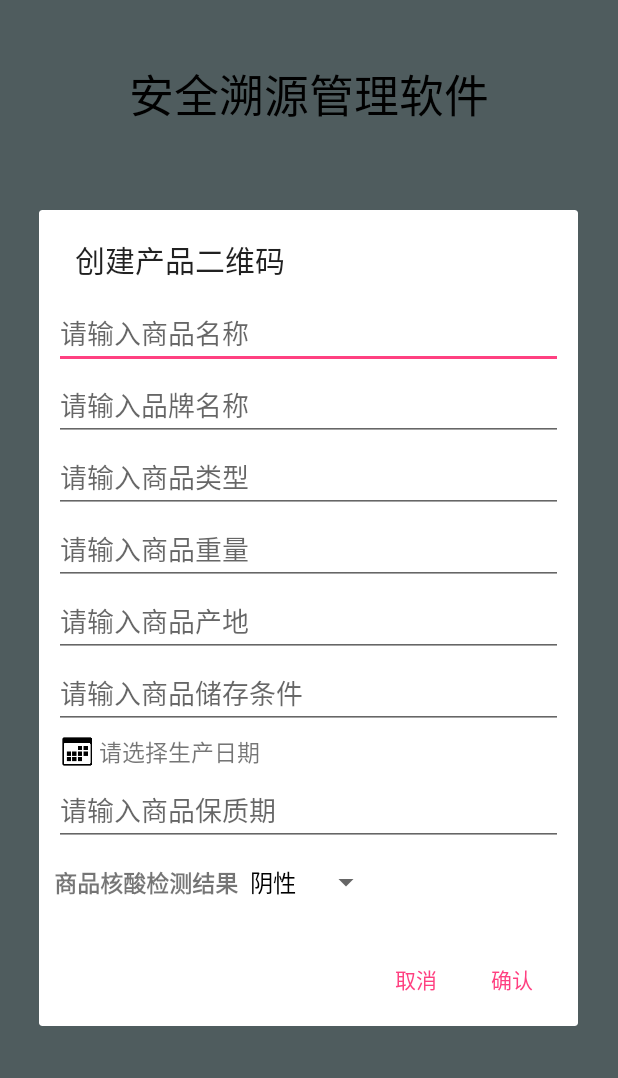
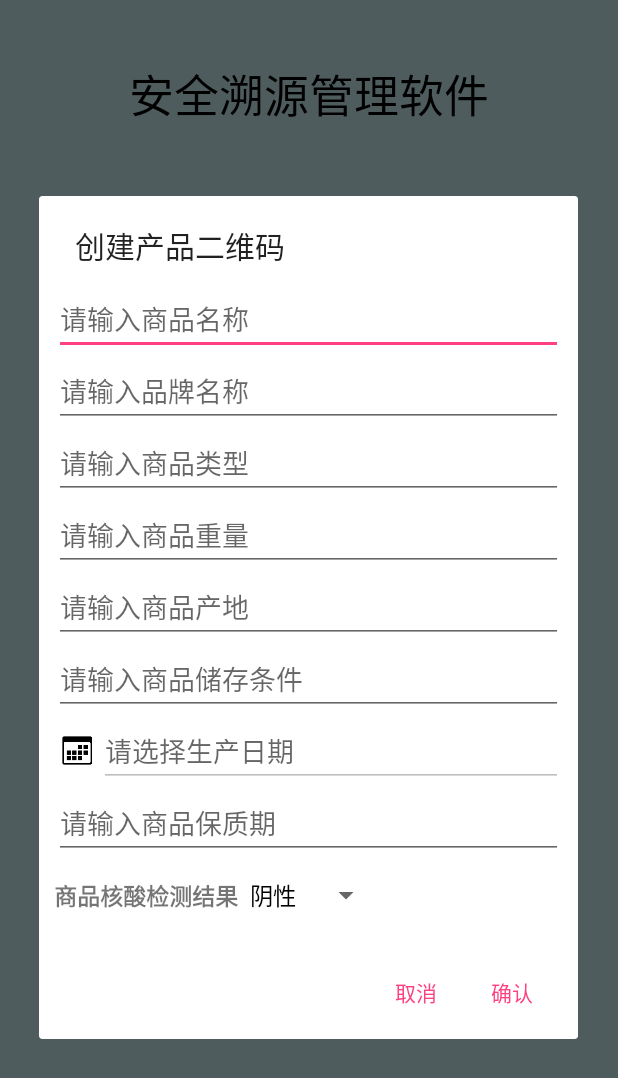
Before and after one commit to suemor233/ShopOrignApp, an Android app: the screen it shows after launch (MainActivity), after a tap on "创建产品二维码", on a phone screen of 412 x 824 dp. Shown: the top 1078 px of the screen. Run offline under Robolectric (Android 15) with nearby library versions, the phone set to English and light mode, and no system bars; network calls fail; pictures from the network do not load.

Commit message:
fix: 优化显示

```diff
--- a/app/src/main/res/layout/dialog.xml
+++ b/app/src/main/res/layout/dialog.xml
@@ -58,7 +58,9 @@
 
     <LinearLayout
         android:layout_width="match_parent"
-        android:layout_height="wrap_content">
+        android:layout_height="wrap_content"
+        android:gravity="center"
+        >
 
         <ImageView
             android:id="@+id/iv_date"
@@ -66,14 +68,15 @@
             android:layout_height="30dp"
             android:src="@drawable/calendar"
             />
-        <TextView
+
+
+        <EditText
             android:id="@+id/tv_date"
-            android:layout_gravity="center"
-            android:textSize="15sp"
-            android:text="请选择生产日期"
-
-            android:layout_width="wrap_content"
-            android:layout_height="wrap_content"/>
+            android:layout_width="match_parent"
+            android:layout_height="wrap_content"
+            android:hint="请选择生产日期"
+            android:enabled="false"
+            />
 
     </LinearLayout>
 
```
